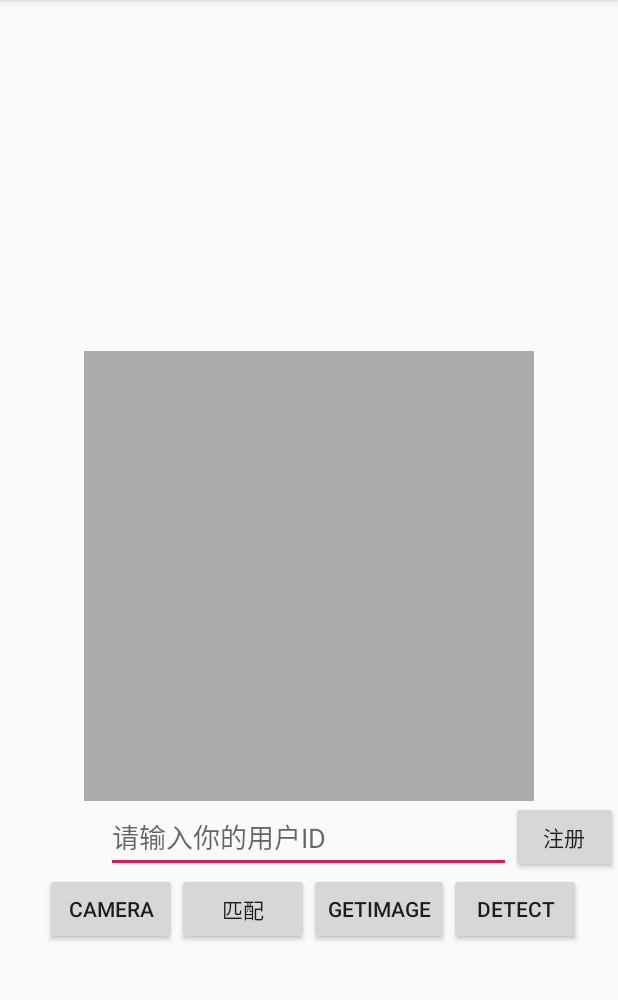
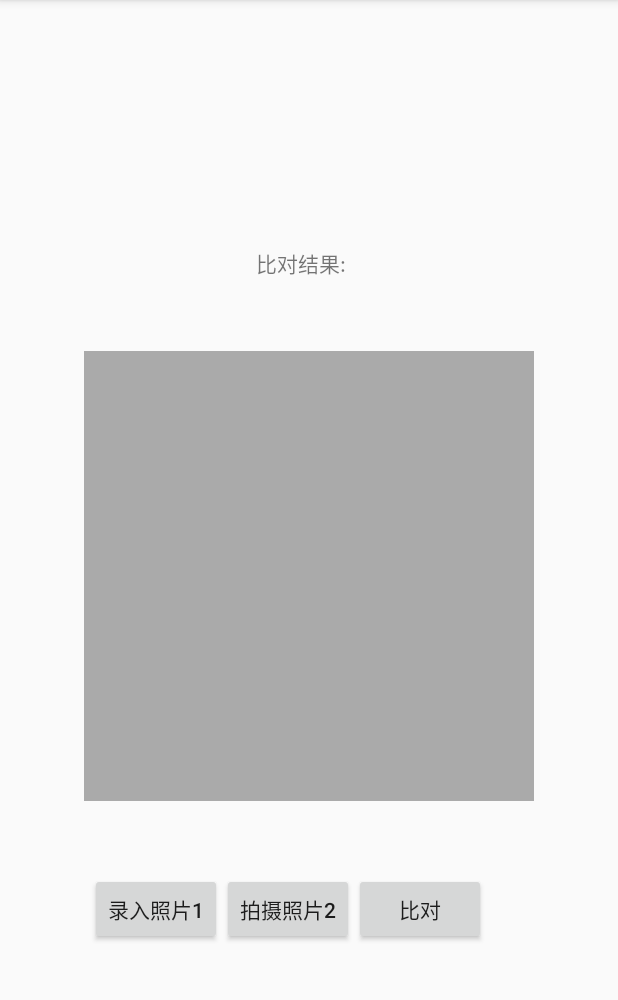
Before and after one commit to Easyhood/FaceUnlockDemo, an Android app: the screen it shows after launch (MainActivity), on a phone screen of 412 x 824 dp, the part 84-1084 px from its top. Run offline under Robolectric (Android 15) with nearby library versions, the phone set to English and light mode, and no system bars; pictures from the network do not load.

Commit message:
some 修改

```diff
--- a/app/build.gradle
+++ b/app/build.gradle
@@ -19,10 +19,11 @@ android {
 }
 
 dependencies {
-    implementation fileTree(dir: 'libs', include: ['*.jar'])
+    implementation fileTree(include: ['*.jar'], dir: 'libs')
     implementation 'com.android.support:appcompat-v7:28.0.0'
     implementation 'com.android.support.constraint:constraint-layout:1.1.3'
     testImplementation 'junit:junit:4.12'
     androidTestImplementation 'com.android.support.test:runner:1.0.2'
     androidTestImplementation 'com.android.support.test.espresso:espresso-core:3.0.2'
+    implementation files('libs/gson-2.3.1.jar')
 }
--- a/app/src/main/AndroidManifest.xml
+++ b/app/src/main/AndroidManifest.xml
@@ -3,7 +3,7 @@
     package="com.king.faceunlockdemo">
     <!-- 读取网络信息状态 -->
     <uses-permission android:name="android.permission.ACCESS_NETWORK_STATE" />
-    <!-- 如需使用人脸识别，还要添加： 摄相头权限，拍照需要用到 -->
+    <!-- 摄相头权限，拍照需要用到 -->
     <uses-permission android:name="android.permission.CAMERA" />
 
     <uses-permission android:name="android.permission.READ_EXTERNAL_STORAGE" />
@@ -19,7 +19,7 @@
 
         <provider
             android:name="android.support.v4.content.FileProvider"
-            android:authorities="com.king.faceunlockdemo.provider"
+            android:authorities="${applicationId}.provider"
             android:exported="false"
             android:grantUriPermissions="true">
             <meta-data
--- a/app/src/main/java/com/king/faceunlockdemo/FaceService.java
+++ b/app/src/main/java/com/king/faceunlockdemo/FaceService.java
@@ -4,6 +4,6 @@ import org.json.JSONArray;
 
 public class FaceService {
 
-    n
+
 
 }
--- a/app/src/main/java/com/king/faceunlockdemo/FaceppCompareBean.java
+++ b/app/src/main/java/com/king/faceunlockdemo/FaceppCompareBean.java
@@ -24,6 +24,7 @@ public class FaceppCompareBean {
      *   "request_id": "1469761051,ec285c20-8660-47d3-8b91-5dc2bffa0049"
      */
 
+
     private int time_used;
     private float confidence;
     private Object thresholds;
@@ -33,6 +34,8 @@ public class FaceppCompareBean {
     private Array faces1;
     private Array faces2;
     private String error_message;
+
+
 
     public int getTime_used() {
         return time_used;
@@ -106,6 +109,7 @@ public class FaceppCompareBean {
         this.error_message = error_message;
     }
 
+
     @Override
     public String toString() {
         return "FaceppCompareBean{" +
--- a/app/src/main/java/com/king/faceunlockdemo/MainActivity.java
+++ b/app/src/main/java/com/king/faceunlockdemo/MainActivity.java
@@ -1,14 +1,24 @@
 package com.king.faceunlockdemo;
 
+import android.app.Activity;
+import android.content.Context;
 import android.content.Intent;
+import android.media.FaceDetector;
 import android.net.Uri;
 import android.os.Environment;
 import android.provider.MediaStore;
+import android.support.annotation.Nullable;
+import android.support.v4.content.FileProvider;
 import android.support.v7.app.AppCompatActivity;
 import android.os.Bundle;
+import android.util.Log;
+import android.view.View;
 import android.widget.Button;
 import android.widget.EditText;
 import android.widget.RelativeLayout;
+import android.widget.TextView;
+import android.widget.Toast;
+
 
 import java.io.File;
 
@@ -16,14 +26,20 @@ public class MainActivity extends AppCompatActivity {
 
     private Button btUserId;
     private EditText etUserId;
-    private Button btCamera;
+    private Button btPhoto1;
+    private Button btPhoto2;
     private Button btCompare;
-    private Button btDetect;
     private Button btGetImage;
     private RelativeLayout rlPicture;
-    private File mPictureFile;
+    private TextView tvConResult;
 
-    private int REQUEST_CAMERA_IMAGE = 0;
+    private String face_token1;
+    private String face_token2;
+
+    private Context context = MainActivity.this;
+
+
+
 
     @Override
     protected void onCreate(Bundle savedInstanceState) {
@@ -33,26 +49,146 @@ public class MainActivity extends AppCompatActivity {
         rlPicture = findViewById(R.id.rl_picture);
         btUserId = findViewById(R.id.bt_userId);
         etUserId = findViewById(R.id.et_userID);
-        btCamera = findViewById(R.id.bt_camera);
-        btCompare = findViewById(R.id.bt_compare);
-        btDetect = findViewById(R.id.bt_detect);
-        btGetImage = findViewById(R.id.bt_getImage);
+        btPhoto1 = findViewById(R.id.bt_camera);
+        btPhoto2 = findViewById(R.id.bt_compare);
+        btGetImage= findViewById(R.id.bt_detect);
+        btCompare = findViewById(R.id.bt_getImage);
+        tvConResult = findViewById(R.id.tv_conResult);
 
+        FaceUtil.checkAndRequestPermission(context,200);
+
+        takePhoto1();
+        takePhoto2();
+        takeCompare();
+    }
+
+
+
+
+    private void takePhoto1() {
+
+        btPhoto1.setOnClickListener(new View.OnClickListener() {
+            @Override
+            public void onClick(View v) {
+
+                File photoPath = takePhoto();
+                if (photoPath != null){
+                    Toast.makeText(context,photoPath.toString(),Toast.LENGTH_SHORT).show();
+                    String json = FaceappDetect.detectRequest(photoPath);
+
+                    if (json != null){
+                        face_token1 = DetectJsonParse.getFaceToken(json);
+                    }else {
+                        Toast.makeText(context, "json为null",Toast.LENGTH_SHORT).show();
+                    }
+                }else {
+                    Toast.makeText(context,"photoPath为null",Toast.LENGTH_SHORT).show();
+                }
+
+
+
+            }
+        });
 
     }
 
-    private void takePhoto(){
+    File mPhotoPath;
+    private void takePhoto2() {
+        btPhoto2.setOnClickListener(new View.OnClickListener() {
+            @Override
+            public void onClick(View v) {
+
+
+                mPhotoPath = takePhoto();
+//                if (photoPath != null){
+//                    Toast.makeText(context,photoPath.toString(),Toast.LENGTH_SHORT).show();
+//
+//                    String json = FaceappDetect.detectRequest(photoPath);
+//
+//                    if (json != null){
+//                        face_token2 = DetectJsonParse.getFaceToken(json);
+//                    }else {
+//                        Toast.makeText(context, "json为null",Toast.LENGTH_SHORT).show();
+//                    }
+//                }else {
+//                    Toast.makeText(context,"photoPath为null",Toast.LENGTH_SHORT).show();
+//                }
+            }
+        });
+    }
+
+    private void takeCompare() {
+
+        btCompare.setOnClickListener(new View.OnClickListener() {
+            @Override
+            public void onClick(View v) {
+                String json = FaceCompare.compareRequest(face_token1, face_token2);
+                if (json != null){
+                    Toast.makeText(context,json,Toast.LENGTH_SHORT).show();
+                    float confindence = CompareJsonParse.getConfindence(json);
+                    if (confindence>80){
+                        tvConResult.setText("比对结果：是同一个人");
+                    }else {
+                        tvConResult.setText("比对结果：不是同一个人");
+                    }
+                }else {
+                    Toast.makeText(context,"json为null",Toast.LENGTH_SHORT).show();
+                }
+
+
+
+            }
+        });
+    }
+
+
+
+    private File takePhoto(){
         //相机拍照后照片保存的路径
-        mPictureFile = new File(Environment.getExternalStorageDirectory(),
+        File mPictureFile = new File(Environment.getExternalStorageDirectory(),
                 "picture" + System.currentTimeMillis() / 1000 + ".jpg");
 
         //启动拍照，并保存到临时文件
         Intent mIntent = new Intent();
+        Uri photoUri = FileProvider.getUriForFile(this,getPackageName()
+                +".provider",
+                mPictureFile);
         mIntent.setAction(MediaStore.ACTION_IMAGE_CAPTURE);
-        mIntent.putExtra(MediaStore.EXTRA_OUTPUT, Uri.fromFile(mPictureFile));
-        mIntent.putExtra(MediaStore.Images.Media.ORIENTATION,0);
-        startActivityForResult(mIntent,REQUEST_CAMERA_IMAGE);
+        mIntent.putExtra(MediaStore.EXTRA_OUTPUT,photoUri);
+        mIntent.putExtra("android.intent.extras.CAMERA_FACING", 1); // 调用前置摄像头
+        mIntent.putExtra(MediaStore.Images.Media.ORIENTATION, 0);
+        startActivityForResult(mIntent,1);
+
+        return mPictureFile;
     }
 
+    @Override
+    protected void onActivityResult(int requestCode, int resultCode, @Nullable Intent data) {
+//        super.onActivityResult(requestCode, resultCode, data);
 
+        Log.i("ktian", "requestCode" + requestCode + ", resultCode =" + (resultCode==RESULT_OK ? "true":"false"));
+        if(requestCode == 1 && resultCode == RESULT_OK)
+        {
+            if (mPhotoPath != null){
+                Toast.makeText(context,mPhotoPath.toString(),Toast.LENGTH_SHORT).show();
+
+                String json = FaceappDetect.detectRequest(mPhotoPath);
+
+                if (json != null){
+                    Toast.makeText(context, "json 正常",Toast.LENGTH_SHORT).show();
+                    face_token2 = DetectJsonParse.getFaceToken(json);
+                }else {
+                    Toast.makeText(context, "json为null",Toast.LENGTH_SHORT).show();
+                }
+            }else {
+                Toast.makeText(context,"photoPath为null",Toast.LENGTH_SHORT).show();
+            }
+
+
+//            cameraview.iview.setImageURI(Uri.fromFile(new File(cameraview.imagepath)));
+//
+//            Bitmap bmp = (Bitmap)data.getExtras().get("data");
+//            Log.d("Test", "bmp width" + bmp.getWidth() + ",height:" + bmp.getHeight());
+        }
+    }
 }
--- a/app/src/main/res/layout/activity_main.xml
+++ b/app/src/main/res/layout/activity_main.xml
@@ -4,6 +4,15 @@
     android:layout_width="match_parent"
     android:layout_height="match_parent"
     tools:context=".MainActivity">
+
+    <TextView
+        android:id="@+id/tv_conResult"
+        android:layout_width="wrap_content"
+        android:layout_height="wrap_content"
+        android:layout_above="@id/rl_picture"
+        android:layout_centerHorizontal="true"
+        android:text="比对结果:   "
+        android:layout_marginBottom="@android:dimen/app_icon_size"/>
 
 
     <RelativeLayout
@@ -21,42 +30,45 @@
         android:layout_centerHorizontal="true"
         android:layout_width="270dp"
         android:hint="请输入你的用户ID"
-        android:layout_height="wrap_content" />
+        android:layout_height="wrap_content"
+        android:visibility="invisible"/>
     <Button
         android:id="@+id/bt_userId"
         android:layout_below="@id/rl_picture"
         android:layout_toRightOf="@id/et_userID"
         android:text="注册"
         android:layout_width="wrap_content"
-        android:layout_height="wrap_content" />
+        android:layout_height="wrap_content"
+        android:visibility="invisible"/>
     <Button
         android:id="@+id/bt_camera"
         android:layout_below="@id/et_userID"
         android:layout_width="wrap_content"
         android:layout_height="wrap_content"
-        android:layout_marginLeft="30dp"
-        android:text="CAMERA"/>
+        android:layout_marginLeft="60dp"
+        android:text="录入照片1"/>
     <Button
         android:id="@+id/bt_compare"
         android:layout_width="wrap_content"
         android:layout_height="wrap_content"
         android:layout_below="@id/et_userID"
         android:layout_toRightOf="@id/bt_camera"
-        android:text="匹配" />
+        android:text="拍摄照片2" />
     <Button
         android:id="@+id/bt_getImage"
         android:layout_below="@id/et_userID"
         android:layout_width="wrap_content"
         android:layout_height="wrap_content"
         android:layout_toRightOf="@id/bt_compare"
-        android:text="GETIMAGE"/>
+        android:text="比对"/>
     <Button
         android:id="@+id/bt_detect"
         android:layout_below="@id/et_userID"
         android:layout_toRightOf="@id/bt_getImage"
         android:layout_width="wrap_content"
         android:layout_height="wrap_content"
-        android:text="DETECT"/>
+        android:text="DETECT"
+        android:visibility="invisible"/>
 
 
 
```
Also changed, not shown: app/src/main/java/com/king/faceunlockdemo/CompareJsonParse.java (added, +15 -0 lines), app/src/main/java/com/king/faceunlockdemo/DetectJsonParse.java (added, +14 -0 lines), app/src/main/java/com/king/faceunlockdemo/FaceppApplication.java (added, +16 -0 lines), app/libs/gson-2.3.1.jar (added).
